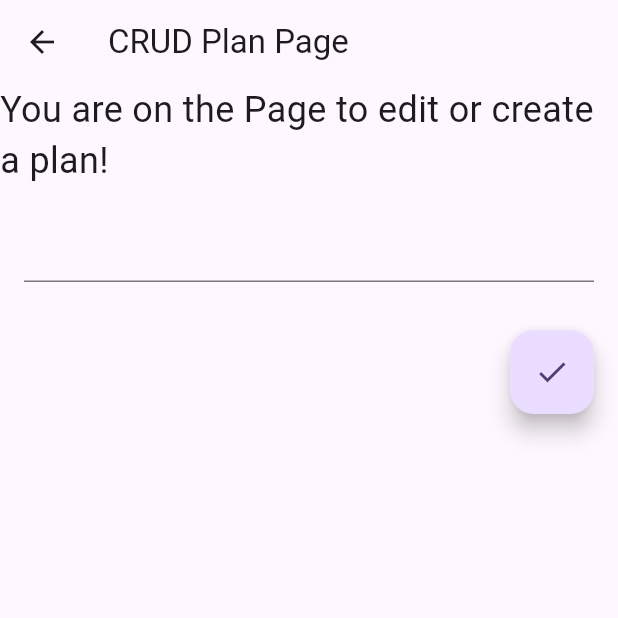
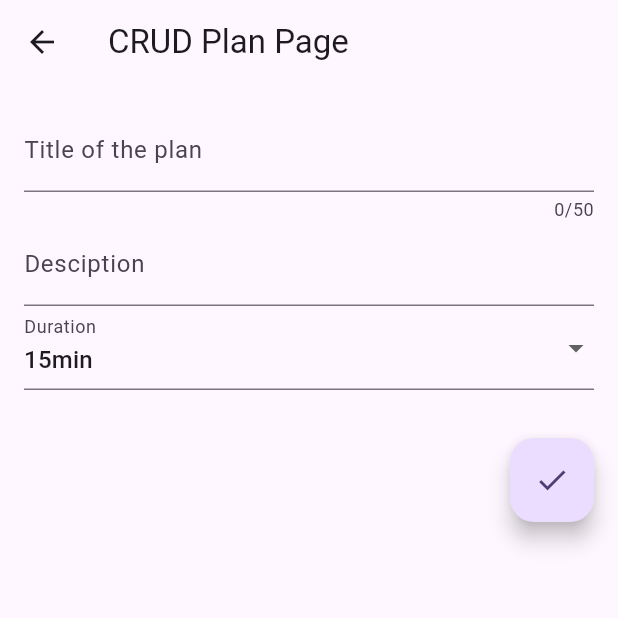
Before and after one commit to adrian-olivares/productivity_app, a Flutter app: the PlansPage screen opened directly, after a tap on the "add" icon, on a phone screen of 412 x 824 dp, the top half of it. Run offline on Flutter 3.47's test engine with Material 3 defaults, Android fonts, the phone set to English and light mode, and no system bars; our stand-ins replace firebase_auth, firebase_core; missing offline and left inert: firebase_ui_auth, firebase_ui_oauth_google; accounts and stored records are empty.

Commit message:
afegit funcionalitat add plan

```diff
--- a/lib/pages/plan_crud_page.dart
+++ b/lib/pages/add_plan_page.dart
@@ -1,13 +1,14 @@
 import 'package:flutter/material.dart';
+import 'package:productivity_app/models/plan.dart';
 
-class CRUDPlanPage extends StatefulWidget {
-  const CRUDPlanPage({super.key});
+class AddPlanPage extends StatefulWidget {
+  const AddPlanPage({super.key});
 
   @override
-  State<CRUDPlanPage> createState() => _CRUDPlanPageState();
+  State<AddPlanPage> createState() => _AddPlanPageState();
 }
 
-class _CRUDPlanPageState extends State<CRUDPlanPage> {
+class _AddPlanPageState extends State<AddPlanPage> {
   //final GlobalKey<CRUDFormState> _formKey = GlobalKey<CRUDFormState>();
 
   @override
@@ -19,24 +20,11 @@ class _CRUDPlanPageState extends State<CRUDPlanPage> {
       body: const Center(
         child: Column(
           children: [
-            Text(
+            /*Text(
               'You are on the Page to edit or create a plan!',
               style: TextStyle(fontSize: 24),
-            ),
+            ),*/
             CRUDForm(),
-            /*FloatingActionButton(
-              child: Icon(Icons.check),
-              onPressed: () {
-                // Validate returns true if the form is valid, or false otherwise.
-                if (_formKey.currentState!.validate()) {
-                  // If the form is valid, display a snackbar. In the real world,
-                  // you'd often call a server or save the information in a database.
-                  ScaffoldMessenger.of(context).showSnackBar(
-                    const SnackBar(content: Text('Processing Data')),
-                  );
-                }
-              },
-            ),*/
           ],
         ),
       ),
@@ -55,6 +43,11 @@ class CRUDForm extends StatefulWidget {
 
 class CRUDFormState extends State<CRUDForm> {
   final _formKey = GlobalKey<FormState>();
+
+  String _formTitle = '';
+  String _formDescription = '';
+  String _formDuration = '15min';
+
   bool validateForm() {
     if (_formKey.currentState?.validate() ?? false) {
       return true; // Form is valid
@@ -72,12 +65,47 @@ class CRUDFormState extends State<CRUDForm> {
           //crossAxisAlignment: CrossAxisAlignment.start,
           children: [
             TextFormField(
+              maxLength: 50,
+              decoration:
+                  const InputDecoration(label: Text('Title of the plan')),
               // The validator receives the text that the user has entered.
               validator: (value) {
                 if (value == null || value.isEmpty) {
                   return 'Please enter some text';
                 }
                 return null;
+              },
+              onSaved: (value) {
+                _formTitle = value!;
+              },
+            ),
+            TextFormField(
+              //maxLength: 50,
+              decoration: const InputDecoration(label: Text('Desciption')),
+              // The validator receives the text that the user has entered.
+              validator: (value) {
+                if (value == null || value.isEmpty) {
+                  return 'Please enter some text';
+                }
+                return null;
+              },
+              onSaved: (value) {
+                _formDescription = value!;
+              },
+            ),
+            DropdownButtonFormField(
+              value: _formDuration,
+              decoration: const InputDecoration(
+                label: Text('Duration'),
+              ),
+              items: ['15min', '30min', '1hour']
+                  .map((option) => DropdownMenuItem(
+                        value: option,
+                        child: Text(option),
+                      ))
+                  .toList(),
+              onChanged: (value) {
+                _formDuration = value!;
               },
             ),
             const Padding(
@@ -88,10 +116,14 @@ class CRUDFormState extends State<CRUDForm> {
               child: FloatingActionButton(
                 onPressed: () {
                   if (_formKey.currentState!.validate()) {
-                    // If the form is valid, display a snackbar. In the real world,
-                    // you'd often call a server or save the information in a database.
-                    ScaffoldMessenger.of(context).showSnackBar(
-                      const SnackBar(content: Text('Processing Data')),
+                    _formKey.currentState!.save();
+                    Navigator.pop(
+                      context,
+                      Plan(
+                        name: _formTitle,
+                        description: _formDescription,
+                        //duration: _formDuration), TODO
+                      ),
                     );
                   }
                 },
--- a/lib/pages/plans_page.dart
+++ b/lib/pages/plans_page.dart
@@ -1,7 +1,7 @@
 import 'package:flutter/material.dart';
 import 'package:productivity_app/json_storage.dart';
 import 'package:productivity_app/models/plan.dart';
-import 'package:productivity_app/pages/plan_crud_page.dart';
+import 'package:productivity_app/pages/add_plan_page.dart';
 
 class PlansPage extends StatefulWidget {
   const PlansPage({super.key, required this.jsonStorage});
@@ -21,11 +21,6 @@ class _PlansPageState extends State<PlansPage> {
   @override
   void initState() {
     super.initState();
-    /*widget.jsonStorage.readJsonFile().then((value) {
-      setState(() {
-        allPlans = value.map((value) => Plan.fromJson(value)).toList();
-      });
-    });*/
     _loadPlans();
   }
 
@@ -33,6 +28,21 @@ class _PlansPageState extends State<PlansPage> {
     List<Plan> loadedPlans = await widget.jsonStorage.loadPlans();
     setState(() {
       allPlans = loadedPlans;
+    });
+  }
+
+  void _navigateToAddPlanPage() async {
+    Plan newPlan = await Navigator.push(
+      context,
+      MaterialPageRoute(builder: (context) => const AddPlanPage()),
+    );
+
+    setState(() {
+      allPlans.add(newPlan);
+      widget.jsonStorage.writePlans(allPlans);
+      print(newPlan.name);
+      print(newPlan.description);
+      print(newPlan.duration);
     });
   }
 
@@ -66,12 +76,7 @@ class _PlansPageState extends State<PlansPage> {
       ),
       floatingActionButton: FloatingActionButton(
         child: const Icon(Icons.add),
-        onPressed: () {
-          Navigator.push(
-            context,
-            MaterialPageRoute(builder: (context) => const CRUDPlanPage()),
-          );
-        },
+        onPressed: _navigateToAddPlanPage,
       ),
     );
   }
```
Also changed, not shown: lib/home_screen.dart (+0 -17 lines).
